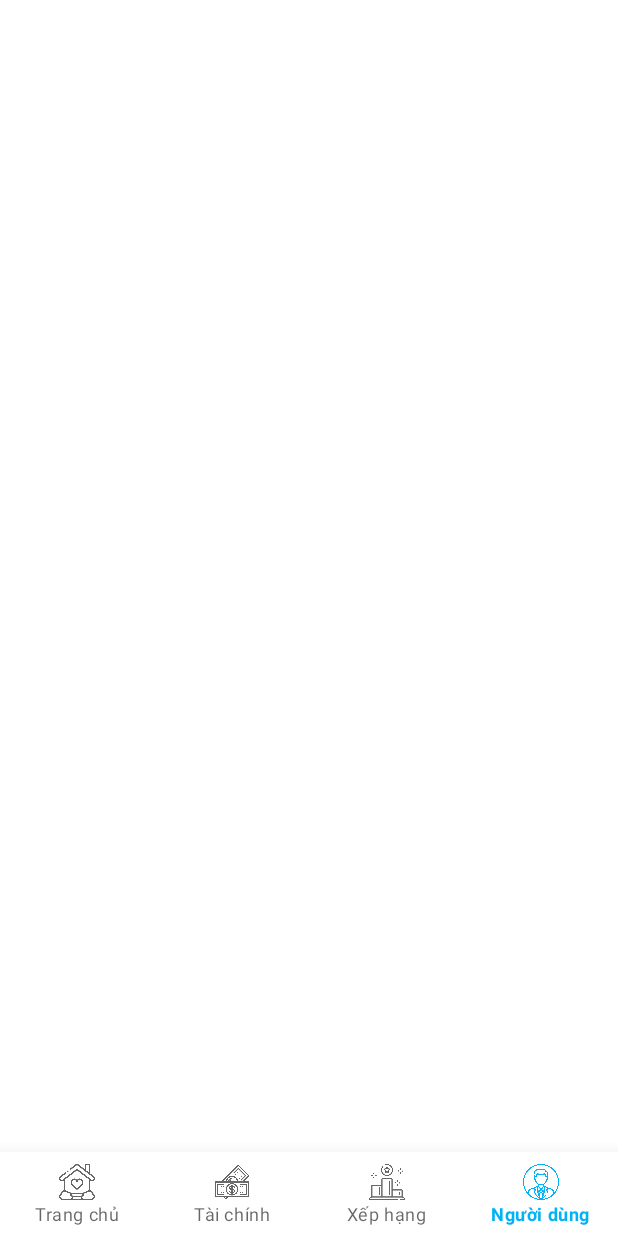
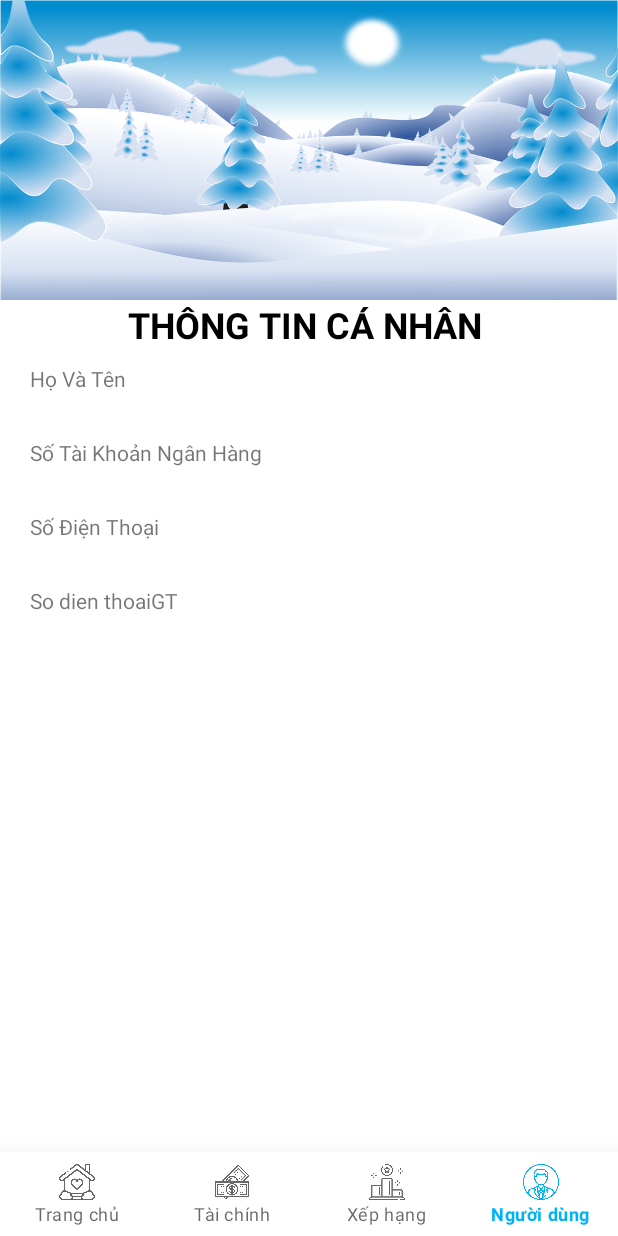
Before and after one commit to phong6786789/applikeanh, an Android app: the UserFragment screen opened through its navigation route, on a phone screen of 412 x 824 dp. Run offline under Robolectric (Android 15) with nearby library versions, the phone set to English and light mode, and no system bars; our stand-ins replace Firebase (no records; nobody signed in at launch, a user with empty details on screens opened directly), data binding, navigation-ui; 1 statement that could not run was skipped.

```diff
--- a/app/build.gradle
+++ b/app/build.gradle
@@ -66,4 +66,7 @@ dependencies {
     implementation 'com.github.bumptech.glide:glide:4.12.0'
     annotationProcessor 'com.github.bumptech.glide:compiler:4.12.0'
     implementation 'com.gauravk.bubblenavigation:bubblenavigation:1.0.7'
+
+    // circle imageview
+    implementation 'de.hdodenhof:circleimageview:3.1.0'
 }
--- a/app/src/main/java/com/subi/likeanh/RegisterFragment.kt
+++ b/app/src/main/java/com/subi/likeanh/RegisterFragment.kt
@@ -115,12 +115,10 @@ class RegisterFragment : Fragment() {
                                                 }
                                         }
                                     }
-
                                     override fun onCancelled(error: DatabaseError) {
 
                                     }
                                 })
-
                         }
                     }
                 } else {
--- a/app/src/main/java/com/subi/likeanh/money/nap/NapFragment.kt
+++ b/app/src/main/java/com/subi/likeanh/money/nap/NapFragment.kt
@@ -11,16 +11,26 @@ import androidx.fragment.app.viewModels
 import androidx.lifecycle.ViewModel
 import com.google.android.material.bottomnavigation.BottomNavigationView
 import com.subi.likeanh.BR
-import com.subi.likeanh.R
 import com.subi.likeanh.databinding.FragmentHomeBinding
 import com.subi.likeanh.databinding.FragmentMoneyBinding
 import com.subi.likeanh.databinding.FragmentNapBinding
 import com.subi.likeanh.home.HomeViewModel
 import com.subi.likeanh.money.MoneyViewModel
+import android.widget.Toast
+
+import com.subi.likeanh.MainActivity
+
+import android.util.Log
+
+import android.widget.Spinner
+import com.google.firebase.database.FirebaseDatabase
+import com.subi.likeanh.R
+
 
 class NapFragment : Fragment() {
-    lateinit var binding: FragmentNapBinding
+    private lateinit var binding: FragmentNapBinding
     private val viewModel: NapViewModel by viewModels()
+    private var ref = FirebaseDatabase.getInstance().getReference("money")
 
     override fun onCreateView(
         inflater: LayoutInflater, container: ViewGroup?,
@@ -29,14 +39,19 @@ class NapFragment : Fragment() {
         // Inflate the layout for this fragment
         binding = FragmentNapBinding.inflate(inflater, container, false)
         init()
+        checkForSpinner()
+        return binding.root;
+    }
+
+    private fun checkForSpinner() {
+
         binding.apply {
-            val listLoai = arrayListOf(
-                "Gói 1", "Gói 2", "Gói 3", "Gói 4", "Gói 5", "Gói 6", "Gói 7"
-            )
             spGoitk.apply {
-                adapter = ArrayAdapter(requireContext(),
+                adapter = ArrayAdapter(
+                    requireContext(),
                     android.R.layout.simple_dropdown_item_1line,
-                    listLoai)
+                    viewModel!!.listLoai
+                )
 
                 onItemSelectedListener = object : AdapterView.OnItemSelectedListener {
                     override fun onItemSelected(
@@ -73,8 +88,6 @@ class NapFragment : Fragment() {
             }
 
         }
-
-        return binding.root;
     }
 
     fun init() {
--- a/app/src/main/java/com/subi/likeanh/money/nap/NapViewModel.kt
+++ b/app/src/main/java/com/subi/likeanh/money/nap/NapViewModel.kt
@@ -8,6 +8,12 @@ import com.subi.likeanh.model.Money
 class NapViewModel : ViewModel() {
     var pos = ObservableField(0)
     var stk = ObservableField("")
+
+
+    val listLoai = arrayListOf(
+        "Gói 1", "Gói 2", "Gói 3", "Gói 4", "Gói 5", "Gói 6", "Gói 7"
+    )
+
     var name = ObservableField("")
         var list = arrayListOf(
         Money("1", "300,000 đồng", "30 like/ngày", "400 đồng/like", "3 ngày","36,000 đồng", "Đã giới thiệu 10 người", "336,000 đồng"),
--- a/app/src/main/java/com/subi/likeanh/user/UserFragment.kt
+++ b/app/src/main/java/com/subi/likeanh/user/UserFragment.kt
@@ -1,22 +1,36 @@
 package com.subi.likeanh.user
 
 import android.os.Bundle
+import android.util.Log
 import androidx.fragment.app.Fragment
 import android.view.LayoutInflater
 import android.view.View
 import android.view.ViewGroup
+import android.view.animation.AnimationUtils
 import androidx.fragment.app.viewModels
 import androidx.lifecycle.ViewModel
 import com.google.android.material.bottomnavigation.BottomNavigationView
+import com.google.firebase.database.FirebaseDatabase
 import com.subi.likeanh.BR
 import com.subi.likeanh.R
 import com.subi.likeanh.databinding.FragmentHomeBinding
 import com.subi.likeanh.databinding.FragmentUserBinding
 import com.subi.likeanh.home.HomeViewModel
+import com.google.firebase.auth.FirebaseAuth
+
+import com.google.firebase.auth.FirebaseUser
+import com.google.firebase.database.DataSnapshot
+import com.google.firebase.database.DatabaseError
+import com.google.firebase.database.ValueEventListener
+import com.subi.likeanh.model.User
+import kotlin.math.log
+
 
 class UserFragment : Fragment() {
-    lateinit var binding: FragmentUserBinding
+    private lateinit var binding: FragmentUserBinding
     private val viewModel: UserViewModel by viewModels()
+    private var user = FirebaseAuth.getInstance().currentUser
+
 
     override fun onCreateView(
         inflater: LayoutInflater, container: ViewGroup?,
@@ -25,14 +39,35 @@ class UserFragment : Fragment() {
         // Inflate the layout for this fragment
         binding = FragmentUserBinding.inflate(inflater, container, false)
         init()
-        binding.apply {
-
-        }
-
+        checkForSetDataToUserFragment()
         return binding.root;
     }
-    fun init(){
+
+    private fun checkForSetDataToUserFragment() {
+        if (user != null) {
+            val ref =
+                FirebaseDatabase.getInstance().getReference("user").child(user!!.uid)
+            ref.addValueEventListener(object : ValueEventListener {
+                override fun onDataChange(snapshot: DataSnapshot) {
+                    val user = snapshot.getValue(User::class.java)
+                    viewModel.user.set(user)
+
+                }
+
+                override fun onCancelled(error: DatabaseError) {
+                }
+
+            })
+        }
+    }
+
+    companion object {
+        private const val TAG = "Kienda"
+    }
+
+    fun init() {
         binding.setVariable(BR.viewModel, viewModel)
-        requireActivity().findViewById<BottomNavigationView>(R.id.bottom_nav).visibility = View.VISIBLE
+        requireActivity().findViewById<BottomNavigationView>(R.id.bottom_nav).visibility =
+            View.VISIBLE
     }
 }
--- a/app/src/main/java/com/subi/likeanh/user/UserViewModel.kt
+++ b/app/src/main/java/com/subi/likeanh/user/UserViewModel.kt
@@ -1,6 +1,14 @@
 package com.subi.likeanh.user
 
+import androidx.databinding.ObservableField
+import androidx.fragment.app.viewModels
 import androidx.lifecycle.ViewModel
+import com.subi.likeanh.model.Money
+import com.subi.likeanh.model.User
+import com.subi.likeanh.money.nap.NapViewModel
 
-class UserViewModel :ViewModel() {
+class UserViewModel : ViewModel() {
+
+    var user: ObservableField<User> = ObservableField()
+
 }
--- /dev/null
+++ b/app/src/main/res/drawable/ic_account.xml
@@ -0,0 +1,10 @@
+<vector xmlns:android="http://schemas.android.com/apk/res/android"
+    android:width="24dp"
+    android:height="24dp"
+    android:viewportWidth="24"
+    android:viewportHeight="24"
+    android:tint="?attr/colorControlNormal">
+  <path
+      android:fillColor="@android:color/white"
+      android:pathData="M12,2C6.48,2 2,6.48 2,12s4.48,10 10,10 10,-4.48 10,-10S17.52,2 12,2zM12,5c1.66,0 3,1.34 3,3s-1.34,3 -3,3 -3,-1.34 -3,-3 1.34,-3 3,-3zM12,19.2c-2.5,0 -4.71,-1.28 -6,-3.22 0.03,-1.99 4,-3.08 6,-3.08 1.99,0 5.97,1.09 6,3.08 -1.29,1.94 -3.5,3.22 -6,3.22z"/>
+</vector>
--- a/app/src/main/res/layout/fragment_nap.xml
+++ b/app/src/main/res/layout/fragment_nap.xml
@@ -62,7 +62,6 @@
             android:text="Chọn gói nạp" />
 
         <Spinner
-            android:selectedItemPosition="@={viewModel.pos}"
             android:id="@+id/sp_goitk"
             android:layout_width="match_parent"
             android:layout_height="48dp"
--- a/app/src/main/res/layout/fragment_user.xml
+++ b/app/src/main/res/layout/fragment_user.xml
@@ -3,14 +3,110 @@
     xmlns:tools="http://schemas.android.com/tools">
 
     <data>
+
         <variable
             name="viewModel"
             type="com.subi.likeanh.user.UserViewModel" />
     </data>
 
-    <FrameLayout
+    <RelativeLayout
         android:layout_width="match_parent"
         android:layout_height="match_parent">
 
-    </FrameLayout>
+        <androidx.appcompat.widget.AppCompatImageView
+            android:id="@+id/imgA"
+            android:layout_width="match_parent"
+            android:layout_height="200dp"
+            android:layout_alignParentEnd="true"
+            android:scaleType="fitXY"
+            android:src="@drawable/bg_snow_a" />
+
+
+        <LinearLayout
+            android:id="@+id/llA"
+            android:layout_width="match_parent"
+            android:layout_height="match_parent"
+            android:layout_below="@id/imgA"
+            android:orientation="vertical">
+
+            <TextView
+                android:layout_width="match_parent"
+                android:layout_height="wrap_content"
+                android:gravity="center"
+                android:text="THÔNG TIN CÁ NHÂN "
+                android:textColor="@color/black"
+                android:textSize="24dp"
+                android:textStyle="bold" />
+
+            <TextView
+                android:layout_width="match_parent"
+                android:layout_height="wrap_content"
+                android:layout_marginStart="20dp"
+                android:layout_marginTop="10dp"
+                android:text="Họ Và Tên" />
+
+            <TextView
+                android:id="@+id/tvUserName"
+                android:layout_width="match_parent"
+                android:layout_height="wrap_content"
+                android:layout_marginStart="20dp"
+                android:layout_marginTop="5dp"
+                android:text="@{viewModel.user.name}"
+                android:textColor="@color/black"
+                android:textStyle="bold" />
+
+            <TextView
+                android:layout_width="match_parent"
+                android:layout_height="wrap_content"
+                android:layout_marginStart="20dp"
+                android:layout_marginTop="5dp"
+                android:text="Số Tài Khoản Ngân Hàng" />
+
+            <TextView
+                android:id="@+id/tvUserBank"
+                android:layout_width="match_parent"
+                android:layout_height="wrap_content"
+                android:layout_marginStart="20dp"
+                android:layout_marginTop="5dp"
+                android:text="@{viewModel.user.bank}"
+                android:textColor="@color/black"
+                android:textStyle="bold" />
+
+            <TextView
+                android:layout_width="match_parent"
+                android:layout_height="wrap_content"
+                android:layout_marginStart="20dp"
+                android:layout_marginTop="5dp"
+                android:text="Số Điện Thoại" />
+
+            <TextView
+                android:id="@+id/tvUserPhoneNumber"
+                android:layout_width="match_parent"
+                android:layout_height="wrap_content"
+                android:layout_marginStart="20dp"
+                android:layout_marginTop="5dp"
+                android:text="@{viewModel.user.phone}"
+                android:textColor="@color/black"
+                android:textStyle="bold" />
+
+            <TextView
+                android:layout_width="match_parent"
+                android:layout_height="wrap_content"
+                android:layout_marginStart="20dp"
+                android:layout_marginTop="5dp"
+                android:text="So dien thoaiGT" />
+
+            <TextView
+                android:id="@+id/tvIntroducePhoneNumber"
+                android:layout_width="match_parent"
+                android:layout_height="wrap_content"
+                android:layout_marginStart="20dp"
+                android:layout_marginTop="5dp"
+                android:text="@{viewModel.user.sdtGt}"
+                android:textColor="@color/black"
+                android:textStyle="bold" />
+        </LinearLayout>
+
+
+    </RelativeLayout>
 </layout>
```
Also changed, not shown: app/src/main/res/drawable/bg_snow_a.png (added).
